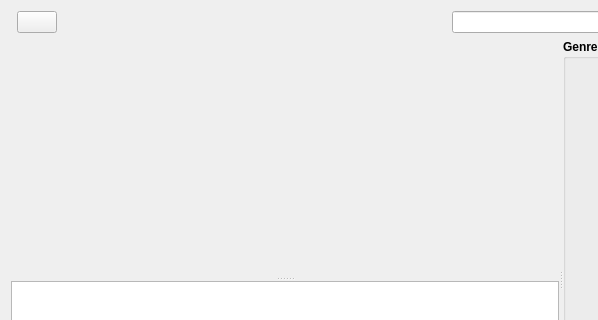
The window that src/GUI/Library/GUI_LocalLibrary.ui (return42/sayonara) describes before a commit, drawn with Qt 5; both pictures show x 0 to 598 and y 0 to 320 of the 852 by 557 pixel window.
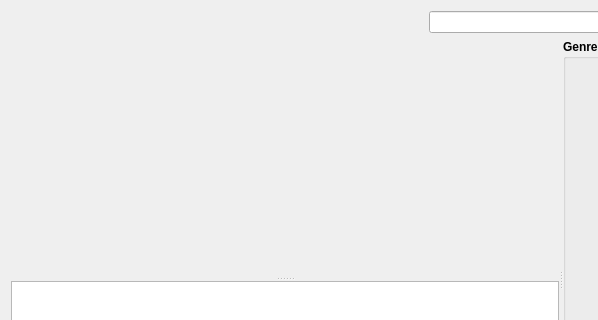
The same window after the commit. Custom widgets are drawn as their Qt base class.

```diff
--- a/src/GUI/Library/GUI_LocalLibrary.ui
+++ b/src/GUI/Library/GUI_LocalLibrary.ui
@@ -460,13 +460,6 @@
        </property>
       </widget>
      </item>
-     <item>
-      <widget class="QPushButton" name="btn_reload_library">
-       <property name="text">
-        <string/>
-       </property>
-      </widget>
-     </item>
      <item>
       <spacer name="horizontalSpacer">
        <property name="orientation">
```
